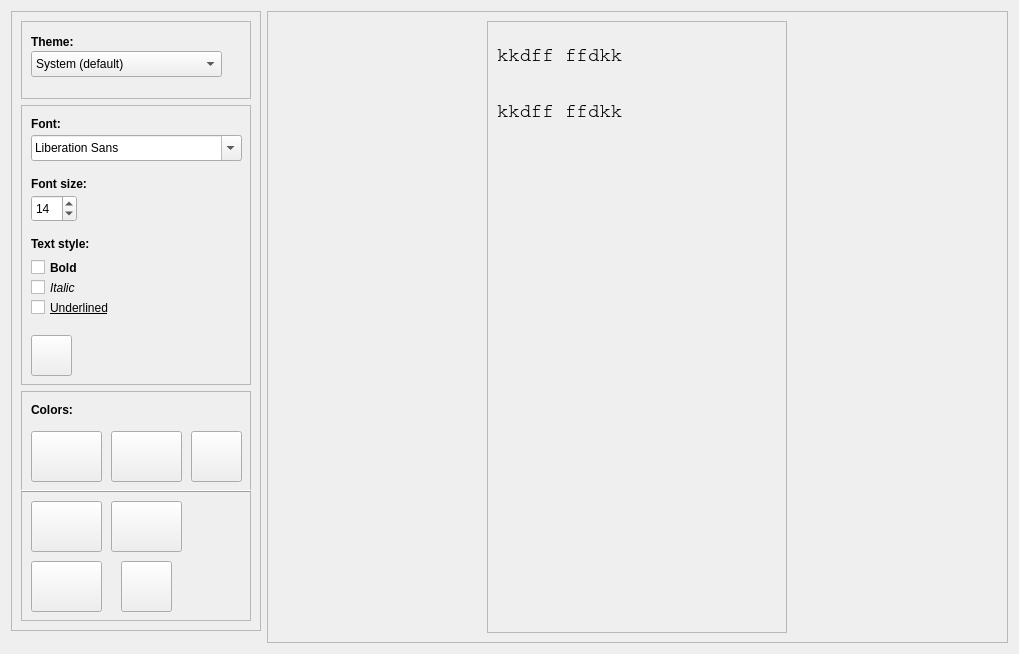
Above: ui/options/customization.ui from Open-Typer/Open-Typer before the change. Below: the same form after it.
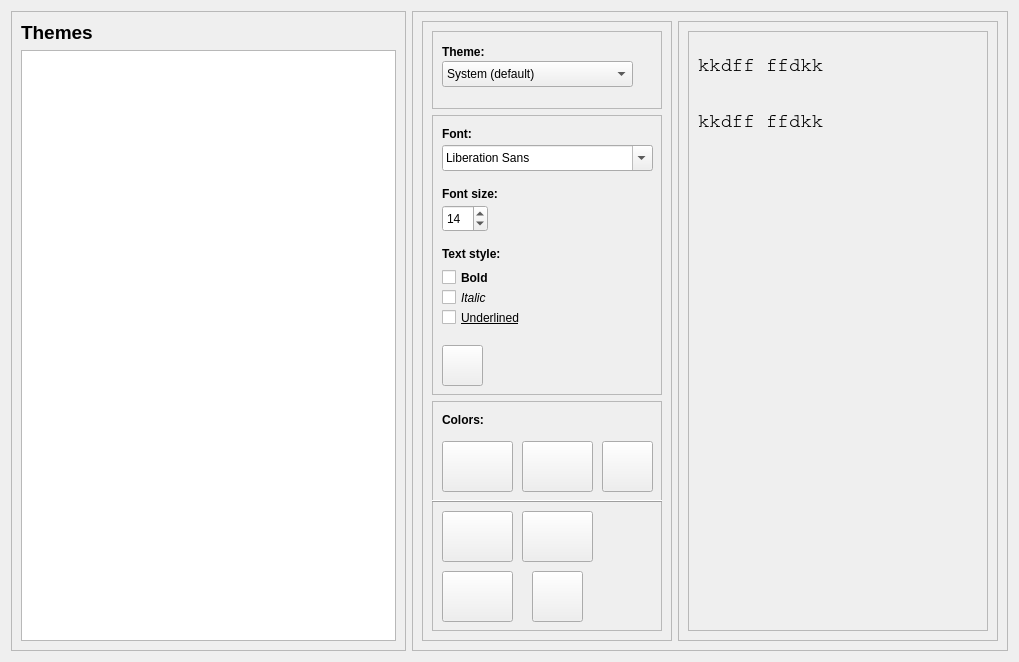
That is the form after the change. Icons and pictures are not drawn.

Commit message: ui: options: customization: Add theme selector

Diff of the .ui file:
```diff
--- a/ui/options/customization.ui
+++ b/ui/options/customization.ui
@@ -20,7 +20,82 @@
    <string notr="true"/>
   </property>
   <layout class="QHBoxLayout" name="horizontalLayout">
-   <item alignment="Qt::AlignTop">
+   <item>
+    <widget class="QFrame" name="themesFrame">
+     <property name="frameShape">
+      <enum>QFrame::StyledPanel</enum>
+     </property>
+     <property name="frameShadow">
+      <enum>QFrame::Raised</enum>
+     </property>
+     <layout class="QGridLayout" name="gridLayout">
+      <item row="0" column="0">
+       <widget class="QLabel" name="themesLabel">
+        <property name="sizePolicy">
+         <sizepolicy hsizetype="Preferred" vsizetype="Preferred">
+          <horstretch>0</horstretch>
+          <verstretch>0</verstretch>
+         </sizepolicy>
+        </property>
+        <property name="font">
+         <font>
+          <pointsize>14</pointsize>
+          <weight>75</weight>
+          <bold>true</bold>
+         </font>
+        </property>
+        <property name="text">
+         <string>Themes</string>
+        </property>
+        <property name="alignment">
+         <set>Qt::AlignLeading|Qt::AlignLeft|Qt::AlignTop</set>
+        </property>
+       </widget>
+      </item>
+      <item row="1" column="0">
+       <widget class="QListWidget" name="themeList">
+        <property name="editTriggers">
+         <set>QAbstractItemView::NoEditTriggers</set>
+        </property>
+        <property name="dragDropMode">
+         <enum>QAbstractItemView::NoDragDrop</enum>
+        </property>
+        <property name="defaultDropAction">
+         <enum>Qt::IgnoreAction</enum>
+        </property>
+        <property name="iconSize">
+         <size>
+          <width>128</width>
+          <height>128</height>
+         </size>
+        </property>
+        <property name="flow">
+         <enum>QListView::LeftToRight</enum>
+        </property>
+        <property name="isWrapping" stdset="0">
+         <bool>true</bool>
+        </property>
+        <property name="viewMode">
+         <enum>QListView::IconMode</enum>
+        </property>
+        <property name="wordWrap">
+         <bool>true</bool>
+        </property>
+       </widget>
+      </item>
+     </layout>
+    </widget>
+   </item>
+   <item>
+    <widget class="QFrame" name="themeCustomizationFrame">
+     <property name="frameShape">
+      <enum>QFrame::StyledPanel</enum>
+     </property>
+     <property name="frameShadow">
+      <enum>QFrame::Raised</enum>
+     </property>
+     <layout class="QHBoxLayout" name="horizontalLayout_3">
+      <item>
     <widget class="QFrame" name="optionsFrame">
      <property name="minimumSize">
       <size>
@@ -668,6 +743,9 @@
            <property name="frameShadow">
             <enum>QFrame::Plain</enum>
            </property>
+             </widget>
+            </item>
+           </layout>
           </widget>
          </item>
         </layout>
```
Lines whose indentation alone changed are shown as unchanged.
